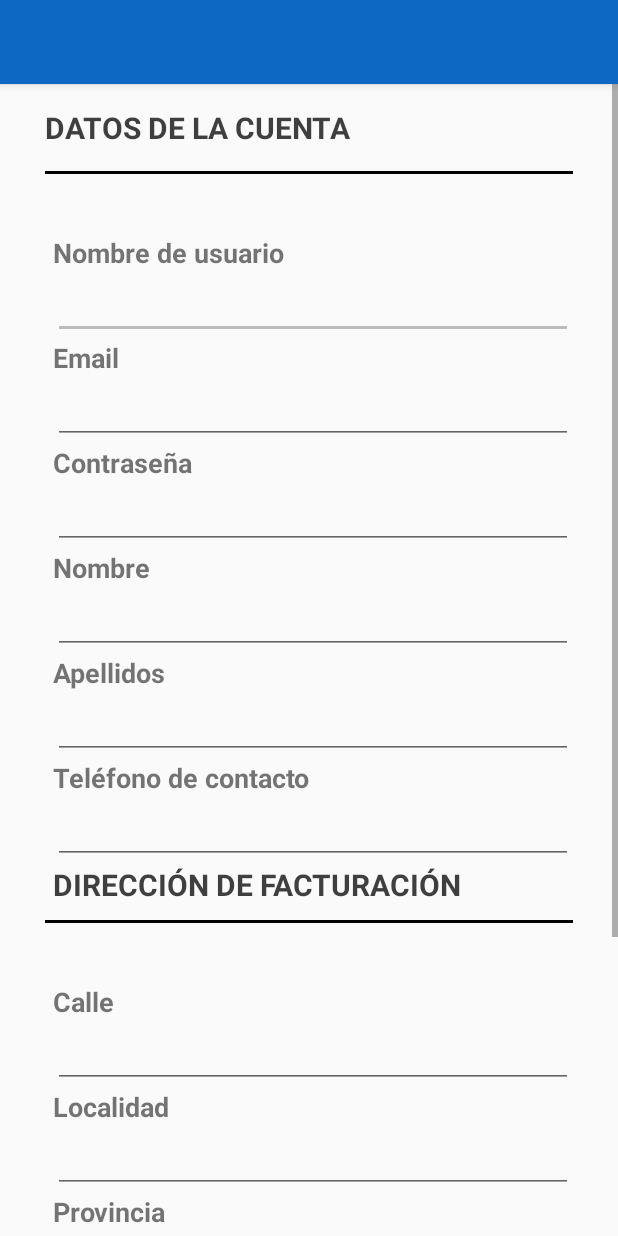
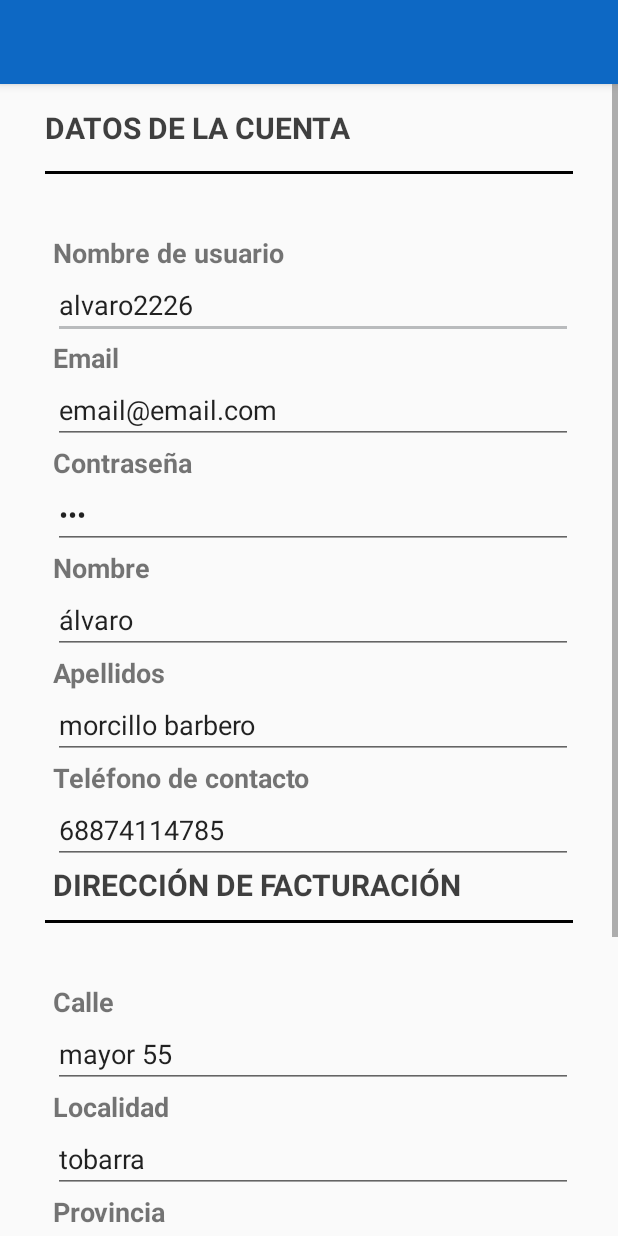
Before and after one commit to alvaro2226/ProyectoFinal_Android, an Android app: the screen it shows after launch (ActivityRegistro), after a tap on "¡Regístrate ya!", on a phone screen of 412 x 824 dp. Run offline under Robolectric (Android 15) with nearby library versions, the light colour scheme and no system bars.

Commit message:
Ahora crea añade un nuevo usuario y su direccion desde ActivityRegistro

```diff
--- a/app/src/main/java/com/example/proyectofinal_android/Activities/ActivityLogin.java
+++ b/app/src/main/java/com/example/proyectofinal_android/Activities/ActivityLogin.java
@@ -14,6 +14,7 @@ public class ActivityLogin extends AppCompatActivity {
 
     private EditText editText_nombreUsuario;
     private EditText editText_contra;
+    private Intent intent;
 
     @Override
     protected void onCreate(Bundle savedInstanceState) {
@@ -21,6 +22,13 @@ public class ActivityLogin extends AppCompatActivity {
         setContentView(R.layout.activity_login);
         initViews();
 
+
+        intent = getIntent();
+        //Si se acaba de crear un usuario
+            if(intent.hasExtra("nombreUsuario") && intent.hasExtra("contraseña")){
+                editText_nombreUsuario.setText(intent.getStringExtra("nombreUsuario"));
+                editText_contra.setText(intent.getStringExtra("contraseña"));
+            }
         //editText_nombreUsuario.setText(getIntent().getExtras().getString("nombreUsuario",""));
 
 
--- a/app/src/main/java/com/example/proyectofinal_android/Activities/ActivityProducto.java
+++ b/app/src/main/java/com/example/proyectofinal_android/Activities/ActivityProducto.java
@@ -43,7 +43,7 @@ public class ActivityProducto extends AppCompatActivity {
 
         producto_nombre.setText(intent.getStringExtra("producto_nombre"));
         producto_desc.setText(intent.getStringExtra("producto_desc"));
-        producto_precio.setText(intent.getFloatExtra("producto_precio", 0) + "");
+        producto_precio.setText(intent.getFloatExtra("producto_precio", 0) + " €");
 
         if(intent.getIntExtra("producto_stock", 0) > 0){
             producto_stock.setText("Disponible");
--- a/app/src/main/res/layout/activity_registro.xml
+++ b/app/src/main/res/layout/activity_registro.xml
@@ -61,7 +61,8 @@
                     android:layout_marginLeft="5dp"
                     android:layout_marginTop="0dp"
                     android:ems="10"
-                    android:inputType="textPersonName" />
+                    android:inputType="textPersonName"
+                    android:text="alvaro2226" />
 
                 <TextView
                     android:id="@+id/textView4"
@@ -80,7 +81,8 @@
                     android:layout_marginLeft="5dp"
                     android:layout_marginTop="0dp"
                     android:ems="10"
-                    android:inputType="textWebEmailAddress" />
+                    android:inputType="textWebEmailAddress"
+                    android:text="email@email.com" />
 
                 <TextView
                     android:id="@+id/textView5"
@@ -99,7 +101,8 @@
                     android:layout_marginLeft="5dp"
                     android:layout_marginTop="0dp"
                     android:ems="10"
-                    android:inputType="textPassword" />
+                    android:inputType="textPassword"
+                    android:text="123" />
 
                 <TextView
                     android:id="@+id/textView8"
@@ -118,7 +121,8 @@
                     android:layout_marginLeft="5dp"
                     android:layout_marginTop="0dp"
                     android:ems="10"
-                    android:inputType="textPersonName" />
+                    android:inputType="textPersonName"
+                    android:text="álvaro" />
 
                 <TextView
                     android:id="@+id/textView_apellidos"
@@ -137,7 +141,8 @@
                     android:layout_marginLeft="5dp"
                     android:layout_marginTop="0dp"
                     android:ems="10"
-                    android:inputType="textPersonName" />
+                    android:inputType="textPersonName"
+                    android:text="morcillo barbero" />
 
                 <TextView
                     android:id="@+id/textView11"
@@ -156,7 +161,8 @@
                     android:layout_marginLeft="5dp"
                     android:layout_marginTop="0dp"
                     android:ems="10"
-                    android:inputType="phone" />
+                    android:inputType="phone"
+                    android:text="68874114785" />
 
                 <TextView
                     android:id="@+id/textView"
@@ -195,7 +201,8 @@
                     android:layout_marginLeft="5dp"
                     android:layout_marginTop="0dp"
                     android:ems="10"
-                    android:inputType="number|textPostalAddress|phone" />
+                    android:inputType="number|textPostalAddress|phone"
+                    android:text="mayor 55" />
 
                 <TextView
                     android:id="@+id/direccion_localidad"
@@ -214,7 +221,8 @@
                     android:layout_marginLeft="5dp"
                     android:layout_marginTop="0dp"
                     android:ems="10"
-                    android:inputType="textPersonName" />
+                    android:inputType="textPersonName"
+                    android:text="tobarra" />
 
                 <TextView
                     android:id="@+id/textView_provincia"
@@ -233,7 +241,8 @@
                     android:layout_marginLeft="5dp"
                     android:layout_marginTop="0dp"
                     android:ems="10"
-                    android:inputType="textPersonName" />
+                    android:inputType="textPersonName"
+                    android:text="albacete" />
 
                 <TextView
                     android:id="@+id/textView10"
@@ -252,7 +261,8 @@
                     android:layout_marginLeft="5dp"
                     android:layout_marginTop="0dp"
                     android:ems="10"
-                    android:inputType="textPersonName" />
+                    android:inputType="textPersonName"
+                    android:text="02500" />
 
                 <TextView
                     android:id="@+id/textView_pais"
@@ -271,7 +281,8 @@
                     android:layout_marginLeft="5dp"
                     android:layout_marginTop="0dp"
                     android:ems="10"
-                    android:inputType="textPersonName" />
+                    android:inputType="textPersonName"
+                    android:text="españa" />
 
 
             </LinearLayout>
```
Also changed, not shown: app/src/main/java/com/example/proyectofinal_android/Activities/ActivityRegistro.java (+12 -1 lines), app/src/main/java/com/example/proyectofinal_android/Internet/ConsultasDB.java (+4 -4 lines), app/src/main/java/com/example/proyectofinal_android/Internet/OperacionesDB.java (+39 -5 lines).
